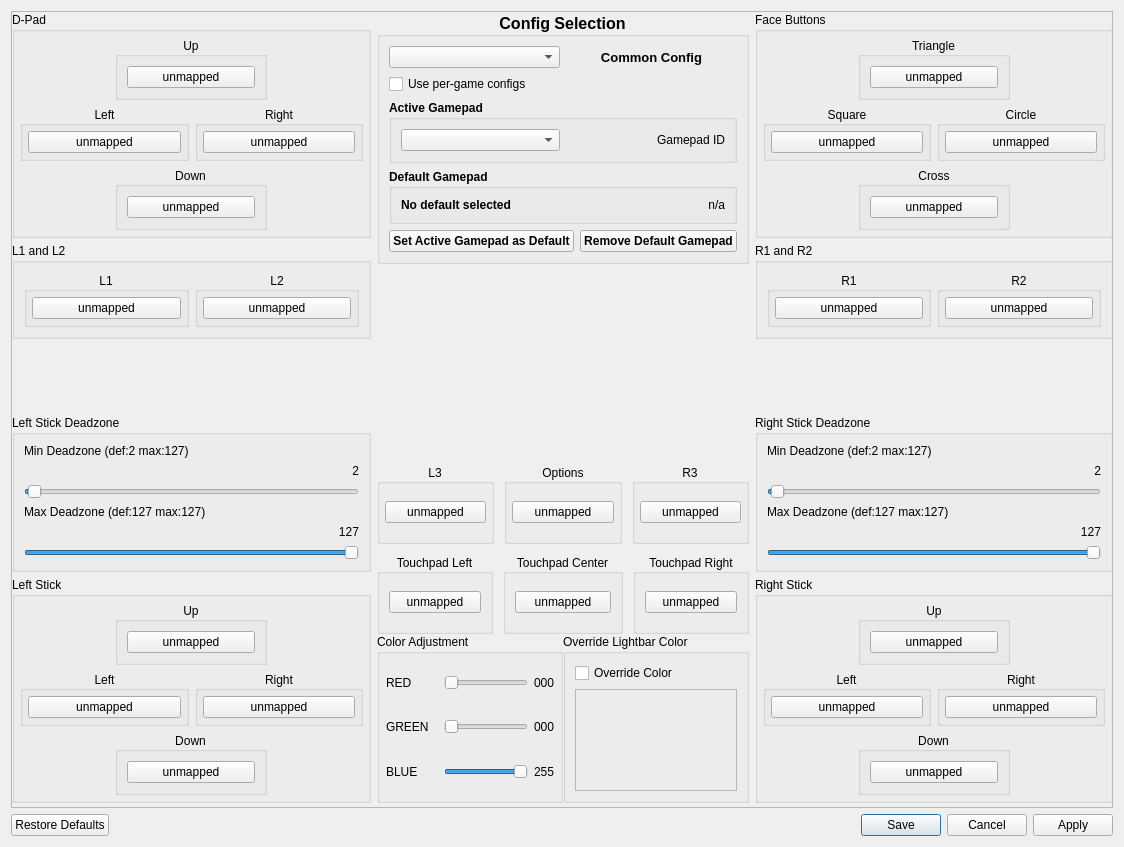
shadps4-emu/shadps4-qtlauncher, file src/qt_gui/control_settings.ui: the form before one commit.
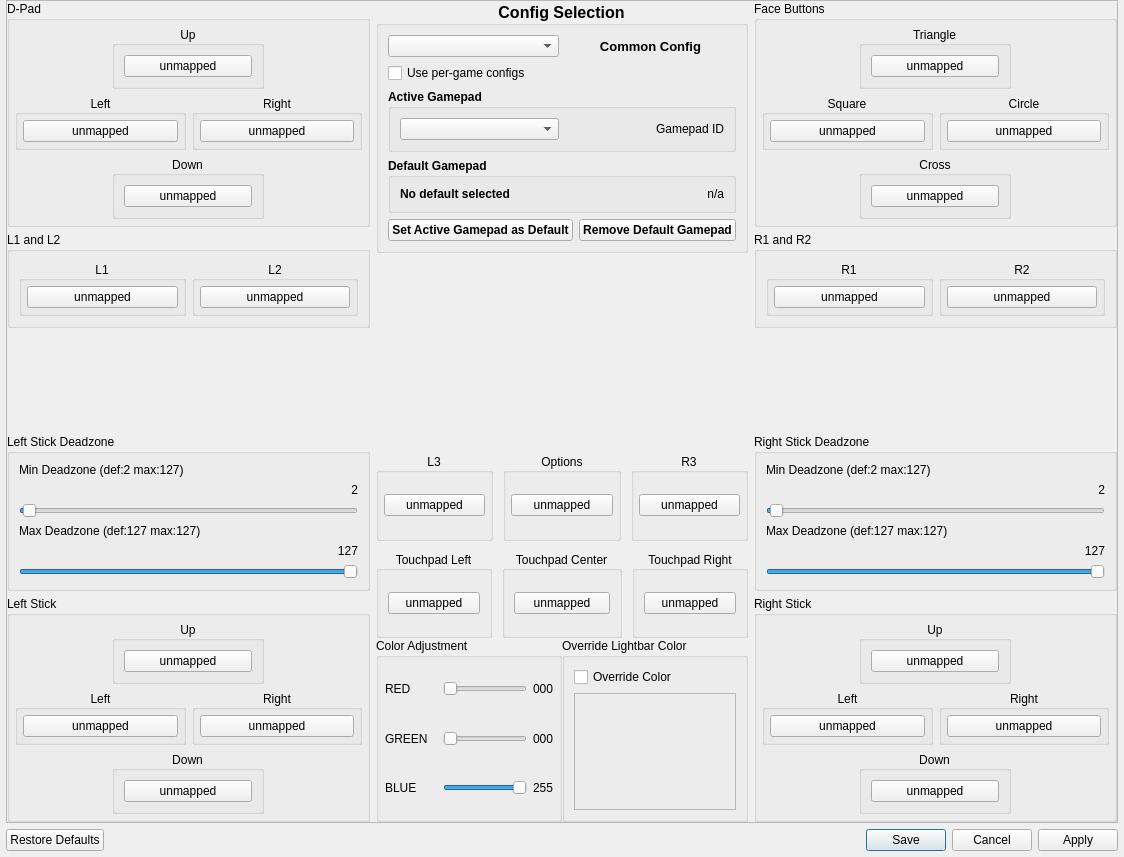
The form after the commit. Icons and pictures are not drawn.

Commit message: Fix scroll area resizing for remapping guis (#193)

Diff of the .ui file:
```diff
--- a/src/qt_gui/control_settings.ui
+++ b/src/qt_gui/control_settings.ui
@@ -12,7 +12,7 @@
     <x>0</x>
     <y>0</y>
     <width>1124</width>
-    <height>847</height>
+    <height>857</height>
    </rect>
   </property>
   <property name="windowTitle">
@@ -23,6 +23,18 @@
     <normaloff>:/rpcs3.ico</normaloff>:/rpcs3.ico</iconset>
   </property>
   <layout class="QVBoxLayout" name="verticalLayout">
+   <property name="leftMargin">
+    <number>6</number>
+   </property>
+   <property name="topMargin">
+    <number>0</number>
+   </property>
+   <property name="rightMargin">
+    <number>6</number>
+   </property>
+   <property name="bottomMargin">
+    <number>6</number>
+   </property>
    <item>
     <widget class="QScrollArea" name="scrollArea">
      <property name="widgetResizable">
@@ -33,19 +45,24 @@
        <rect>
         <x>0</x>
         <y>0</y>
-        <width>1104</width>
-        <height>797</height>
+        <width>1110</width>
+        <height>819</height>
        </rect>
       </property>
-      <widget class="QWidget" name="layoutWidget">
-       <property name="geometry">
-        <rect>
-         <x>0</x>
-         <y>0</y>
-         <width>1101</width>
-         <height>791</height>
-        </rect>
+      <layout class="QVBoxLayout" name="verticalLayout_4">
+       <property name="leftMargin">
+        <number>0</number>
        </property>
+       <property name="topMargin">
+        <number>0</number>
+       </property>
+       <property name="rightMargin">
+        <number>0</number>
+       </property>
+       <property name="bottomMargin">
+        <number>0</number>
+       </property>
+       <item>
        <layout class="QHBoxLayout" name="RemapLayout">
         <item>
          <layout class="QVBoxLayout" name="verticalLayout_left">
@@ -366,7 +383,7 @@
                 <string>Min Deadzone (def:2 max:127)</string>
                </property>
                <property name="alignment">
-                <set>Qt::AlignmentFlag::AlignLeft</set>
+                 <set>Qt::AlignmentFlag::AlignLeading</set>
                </property>
               </widget>
              </item>
@@ -414,7 +431,7 @@
                 <string>Max Deadzone (def:127 max:127)</string>
                </property>
                <property name="alignment">
-                <set>Qt::AlignmentFlag::AlignLeft</set>
+                 <set>Qt::AlignmentFlag::AlignLeading</set>
                </property>
               </widget>
              </item>
@@ -1616,7 +1633,7 @@
                 <string>Min Deadzone (def:2 max:127)</string>
                </property>
                <property name="alignment">
-                <set>Qt::AlignmentFlag::AlignLeft</set>
+                 <set>Qt::AlignmentFlag::AlignLeading</set>
                </property>
               </widget>
              </item>
@@ -1664,7 +1681,7 @@
                 <string>Max Deadzone (def:127 max:127)</string>
                </property>
                <property name="alignment">
-                <set>Qt::AlignmentFlag::AlignLeft</set>
+                 <set>Qt::AlignmentFlag::AlignLeading</set>
                </property>
               </widget>
              </item>
@@ -1915,7 +1932,8 @@
          </layout>
         </item>
        </layout>
-      </widget>
+       </item>
+      </layout>
      </widget>
     </widget>
    </item>
```
Left out of the diff: 2 changed lines with no effect on the pictures. Lines whose indentation alone changed are shown as unchanged. The commit also changes 3 other files.
